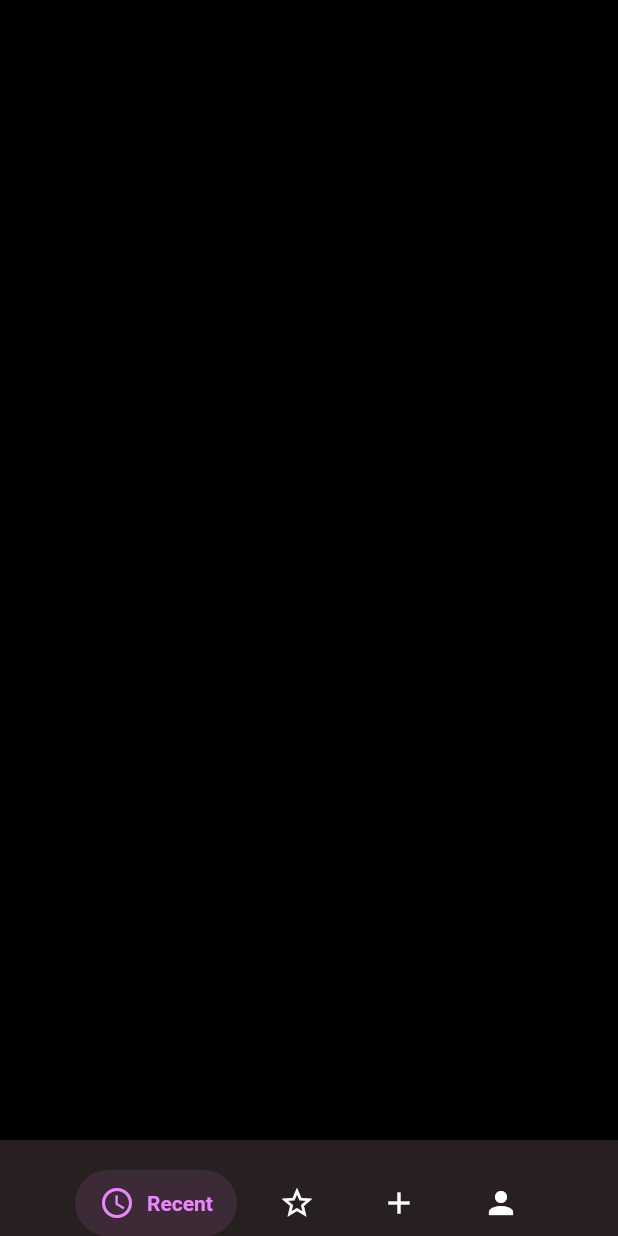
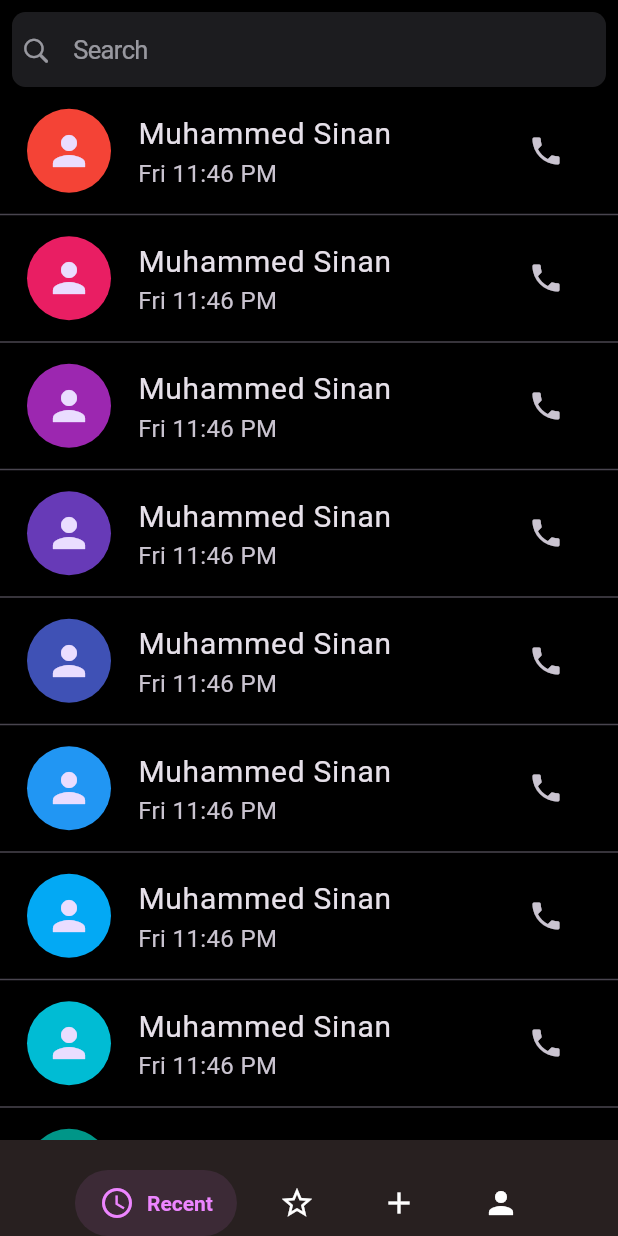
Before and after one commit to sinancholakkal/Phone-Call-App, a Flutter app: the screen it shows after launch, on a phone screen of 412 x 824 dp. Run offline on Flutter 3.47's test engine with Material 3 defaults, Android fonts, the phone set to English and light mode, and no system bars; drawn by our look-alikes of salomon_bottom_bar; our stand-ins replace bloc, flutter_bloc.

Commit message:
recent tabe list item implemente

```diff
--- a/lib/core/theme/colors.dart
+++ b/lib/core/theme/colors.dart
@@ -1,4 +1,4 @@
 import 'package:flutter/material.dart';
 import 'package:flutter/widgets.dart';
 
-final Color background = Colors.black;
+final Color tabBackground = const Color.fromARGB(255, 40, 32, 32);
--- a/lib/main.dart
+++ b/lib/main.dart
@@ -1,7 +1,9 @@
 import 'package:flutter/material.dart';
 import 'package:flutter_bloc/flutter_bloc.dart';
 import 'package:phone/presentation/bloc/home_screen_bloc/home_screen_bloc.dart';
+import 'package:phone/presentation/bloc/tab_recent_bloc/tab_recent_bloc.dart';
 import 'package:phone/presentation/pages/screen_home/screen_home.dart';
+import 'package:phone/presentation/pages/tab_recent/tab_recent.dart';
 
 void main() {
   runApp(const MyApp());
@@ -15,6 +17,7 @@ class MyApp extends StatelessWidget {
     return MultiBlocProvider(
       providers: [
         BlocProvider(create: (context) => HomeScreenBloc()),
+        BlocProvider(create: (context) => TabRecentBloc()),
       ],
 
       child: MaterialApp(
--- /dev/null
+++ b/lib/presentation/bloc/tab_recent_bloc/tab_recent_bloc.dart
@@ -0,0 +1,13 @@
+import 'package:bloc/bloc.dart';
+import 'package:meta/meta.dart';
+
+part 'tab_recent_event.dart';
+part 'tab_recent_state.dart';
+
+class TabRecentBloc extends Bloc<TabRecentEvent, TabRecentState> {
+  TabRecentBloc() : super(TabRecentInitial()) {
+    on<ExpandedIndexChangingEvent>((event, emit) {
+      emit(ExpandedIndexChangedState(expandedInde: event.expandedIndex));
+    });
+  }
+}
--- /dev/null
+++ b/lib/presentation/bloc/tab_recent_bloc/tab_recent_event.dart
@@ -0,0 +1,8 @@
+part of 'tab_recent_bloc.dart';
+
+@immutable
+sealed class TabRecentEvent {}
+class ExpandedIndexChangingEvent extends TabRecentEvent{
+  int? expandedIndex;
+  ExpandedIndexChangingEvent({required this.expandedIndex});
+}
--- /dev/null
+++ b/lib/presentation/bloc/tab_recent_bloc/tab_recent_state.dart
@@ -0,0 +1,10 @@
+part of 'tab_recent_bloc.dart';
+
+@immutable
+sealed class TabRecentState {}
+
+final class TabRecentInitial extends TabRecentState {}
+class ExpandedIndexChangedState extends TabRecentState{
+  int? expandedInde;
+  ExpandedIndexChangedState({required this.expandedInde});
+}
--- a/lib/presentation/pages/screen_home/screen_home.dart
+++ b/lib/presentation/pages/screen_home/screen_home.dart
@@ -13,30 +13,29 @@ class ScreenHome extends StatefulWidget {
 }
 
 class _ScreenHomeState extends State<ScreenHome> {
-
   @override
   Widget build(BuildContext context) {
     return BlocBuilder<HomeScreenBloc, HomeScreenState>(
       builder: (context, state) {
         int currentTab = 0;
 
-          if (state is TabChangedState) {
-            currentTab = state.currentTab;
-          }
+        if (state is TabChangedState) {
+          currentTab = state.currentTab;
+        }
         return Scaffold(
           //backgroundColor: background,
           bottomNavigationBar: SalomonBottomBar(
-            backgroundColor: const Color.fromARGB(255, 40, 32, 32),
-            margin: EdgeInsets.only(left: 50,right: 50,top: 20),
+            backgroundColor: tabBackground,
+            margin: EdgeInsets.only(left: 50, right: 50, top: 20),
             onTap: (i) {
               context.read<HomeScreenBloc>().add(
                 TabChangingEvent(currentTab: i),
               );
             },
             currentIndex: currentTab,
-            items: bottumTab
+            items: bottumTab,
           ),
-          body: tabPages[currentTab],
+          body: SafeArea(child: tabPages[currentTab]),
         );
       },
     );
--- a/lib/presentation/pages/tab_recent/tab_recent.dart
+++ b/lib/presentation/pages/tab_recent/tab_recent.dart
@@ -1,10 +1,74 @@
+import 'package:flutter/cupertino.dart';
 import 'package:flutter/material.dart';
+import 'package:flutter_bloc/flutter_bloc.dart';
+import 'package:phone/presentation/bloc/tab_recent_bloc/tab_recent_bloc.dart';
+import 'package:phone/presentation/pages/tab_recent/widgets/expanded_items.dart';
+import 'package:phone/presentation/widgets/text_widget.dart';
 
 class TabRecent extends StatelessWidget {
-  const TabRecent({super.key});
+  TabRecent({super.key});
 
   @override
   Widget build(BuildContext context) {
-    return Container();
+    return Column(
+      children: [
+        Padding(
+          padding: const EdgeInsets.all(8.0),
+          child: CupertinoSearchTextField(padding: EdgeInsets.all(15)),
+        ),
+        Expanded(
+          child: BlocBuilder<TabRecentBloc, TabRecentState>(
+            builder: (context, state) {
+              return ListView.separated(
+                itemBuilder: (context, index) {
+                  bool isExpanded =
+                      (state is ExpandedIndexChangedState)
+                          ? state.expandedInde == index
+                          : false;
+
+                  return GestureDetector(
+                    onTap: () {
+                      context.read<TabRecentBloc>().add(
+                        ExpandedIndexChangingEvent(
+                          expandedIndex: isExpanded ? null : index,
+                        ),
+                      );
+                    },
+                    child: Column(
+                      children: [
+                        ListTile(
+                          leading: CircleAvatar(
+                            radius: 30,
+                            backgroundColor:
+                                Colors.primaries[index %
+                                    Colors.primaries.length],
+                            child: Icon(Icons.person, size: 32),
+                          ),
+                          title: TextWidget(
+                            text: "Muhammed Sinan",
+                            fontSize: 20,
+                          ),
+                          subtitle: TextWidget(
+                            text: "Fri 11:46 PM",
+                            fontSize: 16,
+                          ),
+                          trailing: IconButton(
+                            onPressed: () {},
+                            icon: Icon(Icons.phone),
+                          ),
+                        ),
+                        ExpandableRow(isExpanded: isExpanded),
+                      ],
+                    ),
+                  );
+                },
+                separatorBuilder: (context, index) => Divider(),
+                itemCount: 20,
+              );
+            },
+          ),
+        ),
+      ],
+    );
   }
 }
--- /dev/null
+++ b/lib/presentation/widgets/text_widget.dart
@@ -0,0 +1,15 @@
+import 'package:flutter/material.dart';
+
+class TextWidget extends StatelessWidget {
+   TextWidget({super.key, required this.text,  this.color,  this.fontSize,  this.fontWeigh});
+   final String text;
+   final Color? color;
+   final double? fontSize;
+   final FontWeight? fontWeigh;
+
+
+  @override
+  Widget build(BuildContext context) {
+    return Text(text,style: TextStyle(color: color,fontSize: fontSize,fontWeight:fontWeigh ),);
+  }
+}
```
Also changed, not shown: lib/presentation/pages/tab_recent/widgets/expanded_items.dart (added, +61 -0 lines), lib/presentation/widgets/icon_with_text.dart (added, +12 -0 lines).
